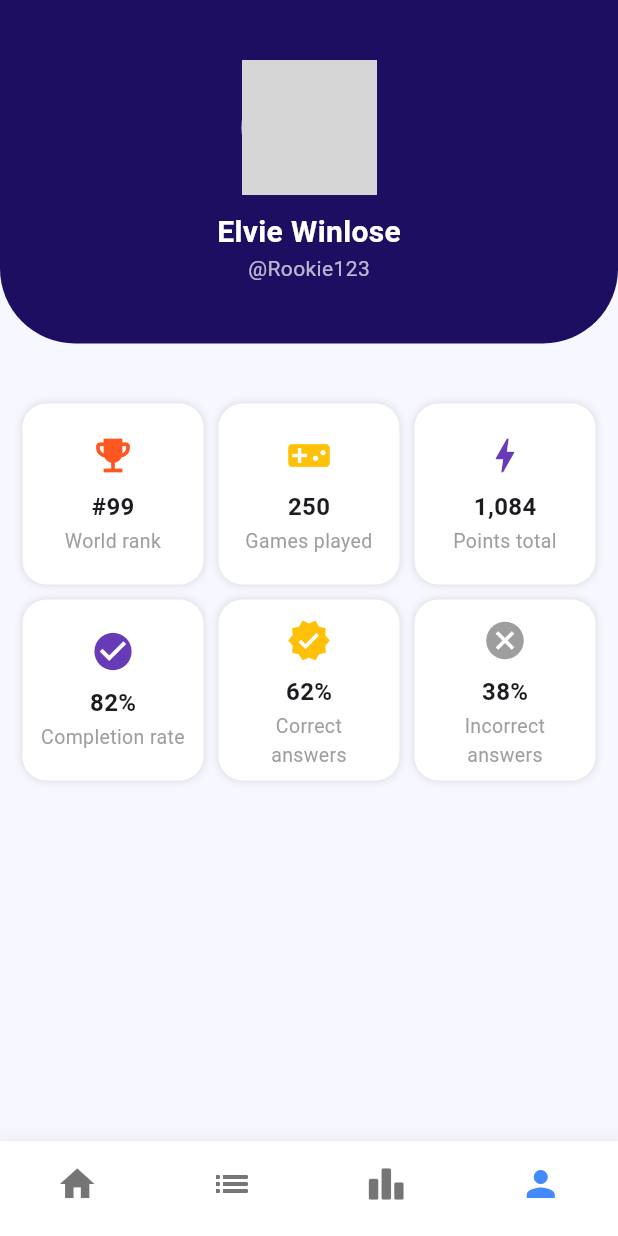
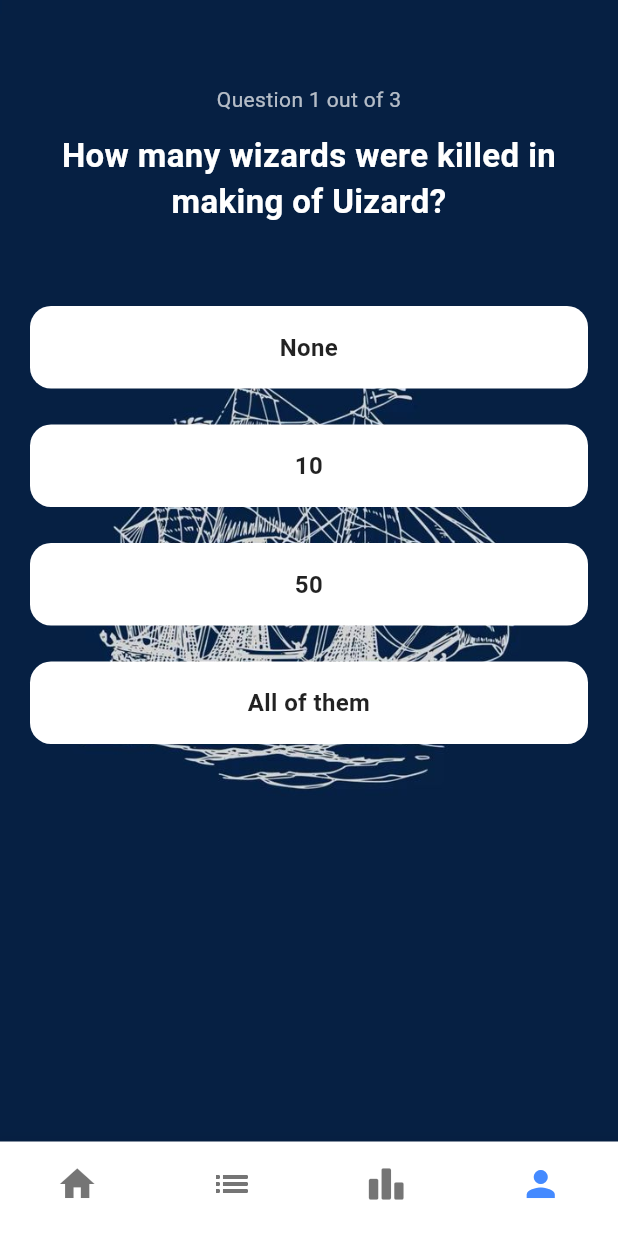
Before and after one commit to Saurav-KumarSingh/Quizopia, a Flutter app: the screen it shows after launch, item 4 of the bottom bar chosen, on a phone screen of 412 x 824 dp. Run offline on Flutter 3.47's test engine with Material 3 defaults, Android fonts, the phone set to English and light mode, and no system bars; our stand-ins replace font_awesome_flutter; grey boxes are pictures that could not be loaded.

Commit message:
question screen

```diff
--- a/lib/views/screens/bottom_nav.dart
+++ b/lib/views/screens/bottom_nav.dart
@@ -3,6 +3,7 @@
 import 'package:quizopia/views/screens/home.dart';
 import 'package:quizopia/views/screens/leaderboard_screen.dart';
 import 'package:quizopia/views/screens/profile_screen.dart';
+import 'package:quizopia/views/screens/question_screen.dart';
 
 class BottomNavScreen extends StatefulWidget {
   const BottomNavScreen({super.key});
@@ -18,7 +19,8 @@
     HomeScreen(),
     CategoriesScreen(),
     LeaderboardScreen(),
-    ProfileScreen()
+    // ProfileScreen()
+    QuestionScreen()
   ];
 
   @override
--- a/lib/views/screens/question_screen.dart
+++ b/lib/views/screens/question_screen.dart
@@ -0,0 +1,176 @@
+import 'package:flutter/material.dart';
+
+class QuestionScreen extends StatefulWidget {
+  const QuestionScreen({super.key});
+
+  @override
+  State<QuestionScreen> createState() => _QuestionScreenState();
+}
+
+class _QuestionScreenState extends State<QuestionScreen> {
+  final List<Map<String, dynamic>> questions = [
+    {
+      "question": "How many wizards were killed in making of Uizard?",
+      "options": ["None", "10", "50", "All of them"],
+    },
+    {
+      "question": "What is the capital of France?",
+      "options": ["Berlin", "London", "Paris", "Madrid"],
+    },
+    {
+      "question": "Which planet is known as the Red Planet?",
+      "options": ["Earth", "Mars", "Jupiter", "Venus"],
+    },
+  ];
+
+  int currentQuestionIndex = 0;
+  int? selectedOption;
+  bool showNext = false;
+
+  void selectOption(int index) {
+    setState(() {
+      selectedOption = index;
+      showNext = true;
+    });
+  }
+
+  void goToNextQuestion() {
+    setState(() {
+      currentQuestionIndex++;
+      selectedOption = null;
+      showNext = false;
+    });
+  }
+
+  void submitQuiz() {
+    showDialog(
+      context: context,
+      builder: (_) => AlertDialog(
+        title: const Text("Quiz Completed!"),
+        content: const Text("Thank you for participating."),
+        actions: [
+          TextButton(
+            onPressed: () => Navigator.pop(context),
+            child: const Text("OK"),
+          ),
+        ],
+      ),
+    );
+  }
+
+  @override
+  Widget build(BuildContext context) {
+    final currentQ = questions[currentQuestionIndex];
+
+    return Scaffold(
+      backgroundColor: const Color(0xFF1E0E62),
+      body: Container(
+        decoration: BoxDecoration(
+          image: DecorationImage(
+            image: AssetImage("assets/images/question.jpg"),
+            fit: BoxFit.cover, // optional: makes the image fill the container
+          ),
+        ),
+
+        child: SafeArea(
+          child: Padding(
+            padding: const EdgeInsets.symmetric(horizontal: 20, vertical: 16),
+            child: Column(
+              crossAxisAlignment: CrossAxisAlignment.start,
+              children: [
+
+                const SizedBox(height: 40),
+
+                Center(
+                  child: Column(
+                    children: [
+                      Text(
+                        "Question ${currentQuestionIndex + 1} out of ${questions.length}",
+                        style: const TextStyle(color: Colors.white70),
+                      ),
+                      const SizedBox(height: 12),
+                      Text(
+                        currentQ["question"],
+                        textAlign: TextAlign.center,
+                        style: const TextStyle(
+                          fontSize: 22,
+                          fontWeight: FontWeight.bold,
+                          color: Colors.white,
+                        ),
+                      ),
+                    ],
+                  ),
+                ),
+                const SizedBox(height: 42),
+
+                // Options
+                Column(
+                  children: List.generate(currentQ["options"].length, (index) {
+                    final option = currentQ["options"][index];
+                    final isSelected = selectedOption == index;
+
+                    return GestureDetector(
+                      onTap: () => selectOption(index),
+                      child: Container(
+                        margin: const EdgeInsets.symmetric(vertical: 12), // ⬅ Increased spacing here
+                        padding: const EdgeInsets.symmetric(vertical: 14, horizontal: 16),
+                        decoration: BoxDecoration(
+                          color: Colors.white,
+                          borderRadius: BorderRadius.circular(14),
+                          border: Border.all(
+                            color: isSelected ? Colors.deepPurple : Colors.transparent,
+                            width: 2,
+                          ),
+                        ),
+                        width: double.infinity,
+                        child: Text(
+                          option,
+                          textAlign: TextAlign.center,
+                          style: const TextStyle(
+                            color: Colors.black87,
+                            fontWeight: FontWeight.w600,
+                            fontSize: 16,
+                          ),
+                        ),
+                      ),
+                    );
+                  }),
+                ),
+
+
+                const Spacer(),
+
+                // Show Next or Submit button conditionally
+                if (showNext)
+                  SizedBox(
+                    width: double.infinity,
+                    child: ElevatedButton(
+                      onPressed: currentQuestionIndex == questions.length - 1
+                          ? submitQuiz
+                          : goToNextQuestion,
+                      style: ElevatedButton.styleFrom(
+                        backgroundColor: Colors.white,
+                        shape: RoundedRectangleBorder(
+                          borderRadius: BorderRadius.circular(12),
+                        ),
+                      ),
+                      child: Padding(
+                        padding: const EdgeInsets.symmetric(vertical: 14),
+                        child: Text(
+                          currentQuestionIndex == questions.length - 1 ? "Submit" : "Next",
+                          style: const TextStyle(
+                            color: Color(0xFF1E0E62),
+                            fontWeight: FontWeight.bold,
+                          ),
+                        ),
+                      ),
+                    ),
+                  ),
+              ],
+            ),
+          ),
+        ),
+      ),
+    );
+  }
+}
```
Also changed, not shown: assets/images/question.jpg (added).
